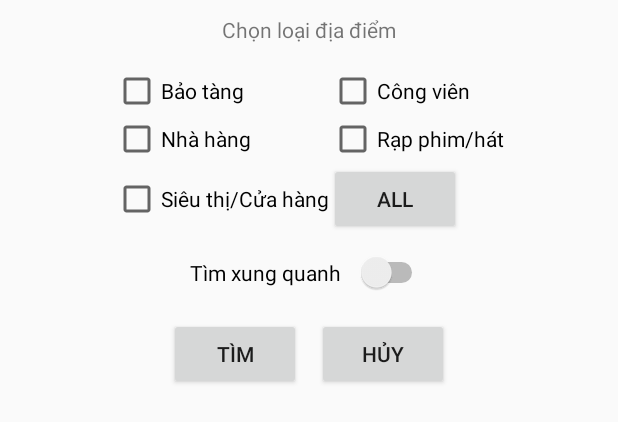
After one commit to phamngoctuan1995/MidtermProject, an Android app: the layout location_dialog.xml on its own in the app's theme, with its tools: preview values and no code run, on a phone screen of 412 x 824 dp. The commit adds this screen. Shown: the top 422 px of the screen. Run offline under Robolectric (Android 15) with nearby library versions, the phone set to English and light mode, and no system bars.

Commit message:
dialog location

```diff
--- a/app/src/main/AndroidManifest.xml
+++ b/app/src/main/AndroidManifest.xml
@@ -8,6 +8,7 @@
          location permissions for the 'MyLocation' functionality.
     -->
     <uses-permission android:name="android.permission.ACCESS_FINE_LOCATION" />
+    <uses-permission android:name="android.permission.ACCESS_COARSE_LOCATION"/>
     <uses-permission android:name="android.permission.INTERNET"/>
 
     <application
@@ -40,6 +41,7 @@
         <activity
             android:name=".MapsActivity"
             android:label="@string/title_activity_maps">
+
         </activity>
     </application>
 
--- a/app/src/main/res/layout/app_bar_main.xml
+++ b/app/src/main/res/layout/app_bar_main.xml
@@ -27,7 +27,7 @@
         android:id="@+id/fab"
         android:layout_width="wrap_content"
         android:layout_height="wrap_content"
-        android:layout_gravity="bottom|end"
+        android:layout_gravity="bottom|start"
         android:layout_margin="@dimen/fab_margin"
         android:src="@android:drawable/ic_dialog_email" />
 
--- /dev/null
+++ b/app/src/main/res/layout/location_dialog.xml
@@ -0,0 +1,59 @@
+<?xml version="1.0" encoding="utf-8"?>
+<LinearLayout xmlns:android="http://schemas.android.com/apk/res/android"
+    android:layout_width="match_parent"
+    android:layout_height="match_parent"
+    android:orientation="vertical"
+    android:padding="10dp">
+    <TextView
+        android:layout_width="wrap_content"
+        android:layout_height="wrap_content"
+        android:text="Chọn loại địa điểm"
+        android:layout_gravity="center"
+        android:paddingBottom="15dp"/>
+
+    <GridLayout
+        android:layout_width="wrap_content"
+        android:layout_height="wrap_content"
+        android:columnCount="2"
+        android:rowCount="3"
+        android:layout_gravity="center_horizontal">
+        <CheckBox android:id="@+id/cb_museum"
+            android:text="Bảo tàng"/>
+        <CheckBox android:id="@+id/cb_park"
+            android:text="Công viên"/>
+        <CheckBox android:id="@+id/cb_restaurant"
+            android:text="Nhà hàng"/>
+        <CheckBox android:id="@+id/cb_cinema"
+            android:text="Rạp phim/hát"/>
+        <CheckBox android:id="@+id/cb_market"
+            android:text="Siêu thị/Cửa hàng"/>
+        <Button
+            android:text="All"
+            android:id="@+id/bt_all"/>
+    </GridLayout>
+    <Switch
+        android:layout_width="wrap_content"
+        android:layout_height="wrap_content"
+        android:id="@+id/sw_near"
+        android:text="Tìm xung quanh   "
+        android:layout_gravity="center"
+        android:paddingTop="15dp"
+        android:paddingBottom="15dp"/>
+    <LinearLayout
+        android:layout_width="wrap_content"
+        android:layout_height="wrap_content"
+        android:layout_gravity="center">
+        <Button
+            android:layout_width="wrap_content"
+            android:layout_height="wrap_content"
+            android:id="@+id/bt_search"
+            android:text="Tìm"
+            android:layout_margin="5dp"/>
+        <Button
+            android:layout_width="wrap_content"
+            android:layout_height="wrap_content"
+            android:id="@+id/bt_cancel"
+            android:text="Hủy"
+            android:layout_margin="5dp"/>
+    </LinearLayout>
+</LinearLayout>
--- a/app/src/main/res/menu/activity_main_drawer.xml
+++ b/app/src/main/res/menu/activity_main_drawer.xml
@@ -3,9 +3,9 @@
 
     <group android:checkableBehavior="single">
         <item
-            android:id="@+id/nav_camera"
+            android:id="@+id/nav_location"
             android:icon="@drawable/ic_menu_camera"
-            android:title="Import" />
+            android:title="Danh sách địa điểm" />
         <item
             android:id="@+id/nav_gallery"
             android:icon="@drawable/ic_menu_gallery"
```
Also changed, not shown: app/src/main/java/com/example/phamngoctuan/midtermproject/ArrayAdapterSearchView.java (added, +50 -0 lines), app/src/main/java/com/example/phamngoctuan/midtermproject/FindLocation.java (added, +7 -0 lines), app/src/main/java/com/example/phamngoctuan/midtermproject/MainActivity.java (+69 -10 lines), app/src/main/java/com/example/phamngoctuan/midtermproject/MapsActivity.java (+24 -4 lines), app/src/main/java/com/example/phamngoctuan/midtermproject/MyConstant.java (added, +8 -0 lines), app/src/main/java/com/example/phamngoctuan/midtermproject/MyDialog.java (added, +65 -0 lines), app/src/main/res/menu/main.xml (+12 -5 lines).
